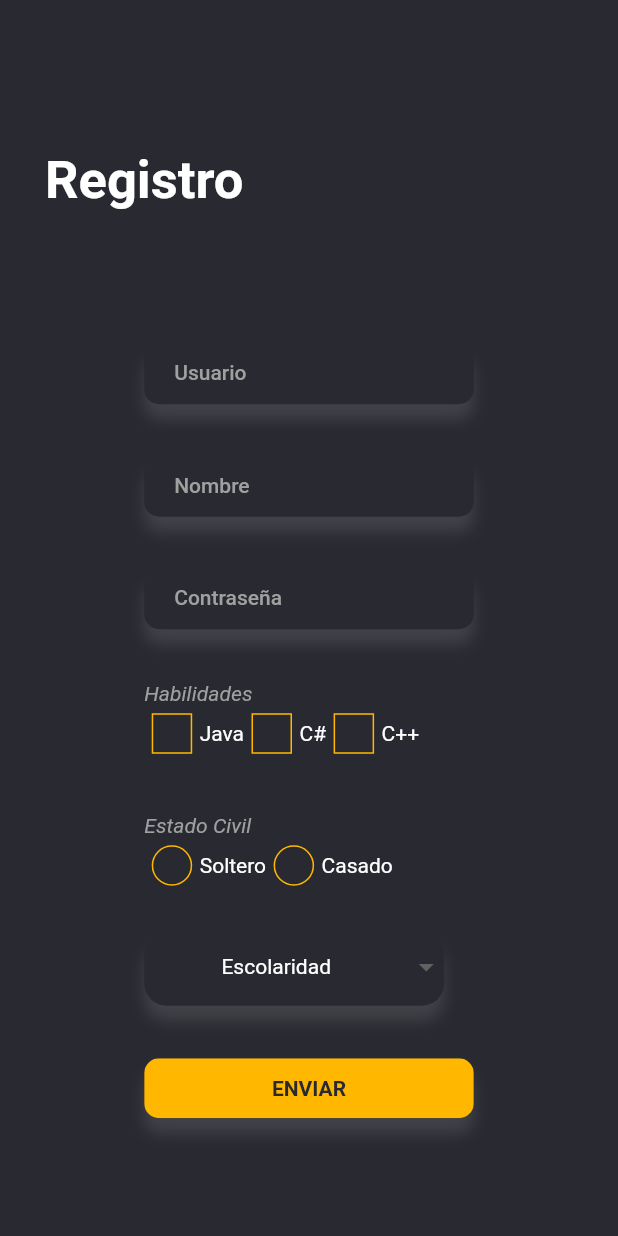
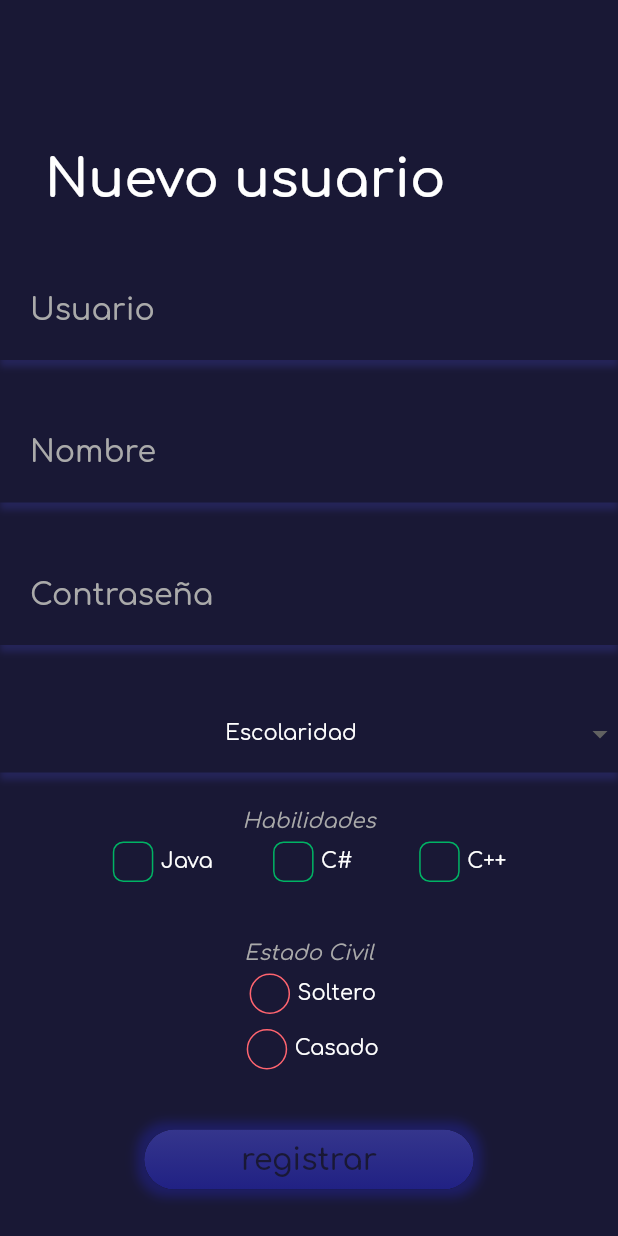
Before and after one commit to danielperez1234/android_2p, a Flutter app: the screen it shows after launch, after a tap on "Registrarme", on a phone screen of 412 x 824 dp. Run offline on Flutter 3.47's test engine with Material 2 defaults, Android fonts, the phone set to English and light mode, and no system bars; network calls fail; Roboto replaces fonts that are missing (Poppins).

Commit message:
Actualizar AbrilFatface-Regular.ttf, Comfortaa-VariableFont_wght.ttf y 13 más archivos...

```diff
--- a/lib/constantes.dart
+++ b/lib/constantes.dart
@@ -3,13 +3,15 @@ import 'dart:ui';
 import 'package:flutter/material.dart';
 
 ///Colores planos
-const azul = const Color(0xff4871ff);
-const rojo = const Color(0xffcf101f);
-const amarillo = const Color(0xffFFB700);
+const rojo = const Color(0xffFF646F);
+const azulElectrico = Color(0xff282ad2);
+const azulElectrico2 = Color(0xff5153e3);
 
-const dark = const Color(0xff292A31);
-const textColor = const Color(0xffFFFFFF);
-const gris = const Color(0xffa0a0a0);
+const verde = const Color(0xff00B364);
+const amarillo = const Color(0xffFF9E00);
+
+const dark = const Color(0xff191835);
+const gris = const Color(0xffaaaaaa);
 
 PMaterialColor(Color color) {
   return MaterialColor(2, {
@@ -26,48 +28,45 @@ PMaterialColor(Color color) {
   });
 }
 
-MaterialColor kToDark = const MaterialColor(
-  0xff26444d,
-  const <int, Color>{
-    50: const Color(0xff223d45), //10%
-    100: const Color(0xff1e363e), //20%
-    200: const Color(0xff1b3036), //30%
-    300: const Color(0xff17292e), //40%
-    400: const Color(0xff132227), //50%
-    500: const Color(0xff0f1b1f), //60%
-    600: const Color(0xff0b1417), //70%
-    700: const Color(0xff080e0f), //80%
-    800: const Color(0xff040708), //90%
-    900: const Color(0xff000000), //100%
-  },
-);
-//styles
-TextStyle textstyleTitles({double size = 30, Color color = textColor}) =>
+Gradient electricoGradient() {
+  return LinearGradient(
+      begin: Alignment.bottomCenter,
+      end: Alignment.topCenter,
+      colors: [azulElectrico.withOpacity(.5), azulElectrico2.withOpacity(.5)]);
+}
+
+TextStyle PtextstyleButton({double size = 14, Color color = Colors.white}) =>
     TextStyle(
-      fontFamily: "AbrilFatface",
-      letterSpacing: 2,
-      color: color,
-      fontSize: size,
-    );
-TextStyle PtextstyleButton({double size = 14, Color color = textColor}) =>
-    TextStyle(color: color, fontSize: size, fontWeight: FontWeight.w600);
-TextStyle Ptextstyleregular(
-        {double size = 14, Color color = textColor, superScripts = false}) =>
+        fontFamily: "Comfortaa",
+        color: color,
+        fontSize: size,
+        fontWeight: FontWeight.w600);
+TextStyle textstylenormal(
+        {double size = 14, Color color = Colors.white, superScripts = false}) =>
     TextStyle(
+        fontFamily: "Comfortaa",
         color: color,
         fontSize: size,
         fontWeight: FontWeight.w400,
         fontFeatures: superScripts ? [FontFeature.superscripts()] : null);
 TextStyle PtextstyleregularItalic(
-        {double size = 14, Color color = textColor}) =>
+        {double size = 14, Color color = Colors.white}) =>
     TextStyle(
+        fontFamily: "Comfortaa",
         fontStyle: FontStyle.italic,
         color: color,
         fontSize: size,
         fontWeight: FontWeight.w400);
-TextStyle Ptextstylemedium({double size = 14, Color color = textColor}) =>
-    TextStyle(color: color, fontSize: size, fontWeight: FontWeight.w500);
+TextStyle Ptextstylemedium({double size = 14, Color color = Colors.white}) =>
+    TextStyle(
+        fontFamily: "Comfortaa",
+        color: color,
+        fontSize: size,
+        fontWeight: FontWeight.w500);
 TextStyle PtextstyleHint({double size = 14, Color color = gris}) =>
-    TextStyle(fontFamily: 'Poppins', color: color, fontSize: size);
-TextStyle PtextstyleLight({double size = 14, Color color = gris}) =>
-    TextStyle(color: color, fontSize: size, fontWeight: FontWeight.w300);
+    TextStyle(fontFamily: "Comfortaa", color: color, fontSize: size);
+TextStyle PtextstyleLight({double size = 14, Color color = gris}) => TextStyle(
+    fontFamily: "Comfortaa",
+    color: color,
+    fontSize: size,
+    fontWeight: FontWeight.w300);
--- a/lib/main.dart
+++ b/lib/main.dart
@@ -19,7 +19,7 @@ class MyApp extends StatelessWidget {
           backgroundColor: dark,
           textSelectionTheme: TextSelectionThemeData(
               selectionHandleColor: amarillo,
-              selectionColor: azul,
+              selectionColor: azulElectrico2,
               cursorColor: dark),
           canvasColor: dark,
           primarySwatch: PMaterialColor(dark)),
--- a/lib/views/login_view.dart
+++ b/lib/views/login_view.dart
@@ -18,10 +18,21 @@ List<UserModel> users = [
 ];
 int idUser = -1;
 
-class LoginView extends StatelessWidget {
+class LoginView extends StatefulWidget {
   LoginView({Key? key}) : super(key: key);
+
+  @override
+  State<LoginView> createState() => _LoginViewState();
+}
+
+class _LoginViewState extends State<LoginView> {
+  double anim = 0;
+  bool animationEnd = false;
+
   TextEditingController userController = TextEditingController();
+
   TextEditingController passwordController = TextEditingController();
+
   bool verify() {
     var usr = userController.text;
     var pas = passwordController.text;
@@ -36,40 +47,44 @@ class LoginView extends StatelessWidget {
     return false;
   }
 
+  void animate() async {
+    await Future.delayed(Duration(seconds: 4));
+
+    anim = 5;
+    setState(() {});
+    await Future.delayed(Duration(seconds: 2));
+    animationEnd = true;
+    setState(() {});
+  }
+
+  @override
+  void initState() {
+    // TODO: implement initState
+    super.initState();
+    animate();
+  }
+
   @override
   Widget build(BuildContext context) {
+    if (anim == 0) anim = MediaQuery.of(context).size.width;
     return Scaffold(
       resizeToAvoidBottomInset: true,
-      body: Center(
+      body: Stack(
+        children: [
+          Center(
             child: SingleChildScrollView(
               child: Column(
                 children: [
-              Container(
-                padding: EdgeInsets.all(6),
-                decoration: BoxDecoration(
-                    color: Color(0xfff5f5f5),
-                    boxShadow: [
-                      BoxShadow(
-                          color: textColor.withOpacity(.3),
-                          offset: Offset(5, 15),
-                          blurRadius: 12)
-                    ],
-                    border: Border.all(color: rojo, width: 15),
-                    borderRadius: BorderRadius.circular(60)),
-                child: ClipRRect(
-                  borderRadius: BorderRadius.circular(55),
-                  child: Image.network(
-                    "https://i.pinimg.com/564x/7f/9d/38/7f9d38947fe1f5771d9cfb10ae4597ed.jpg",
-                    width: 200,
+                  Text(
+                    'Vircovs App',
+                    style: textstylenormal(color: Colors.white, size: 35),
                   ),
-                ),
+                  Image.network(
+                    "https://pngimg.com/uploads/anime_girl/anime_girl_PNG46.png",
+                    width: 150,
                   ),
                   SizedBox(
                     height: 35,
-              ),
-              Text(
-                'Welcome Bro!',
-                style: textstyleTitles(color: azul, size: 25),
                   ),
                   SizedBox(
                     height: 20,
@@ -92,19 +107,13 @@ class LoginView extends StatelessWidget {
                           Navigator.pushAndRemoveUntil(
                               context,
                               MaterialPageRoute(
-                              builder: (context) => ListUsrView(users: users)),
+                                  builder: (context) =>
+                                      ListUsrView(users: users)),
                               (route) => false);
                       },
                       text: "iniciar"),
                   SizedBox(
                     height: 10,
-              ),
-              Row(
-                mainAxisAlignment: MainAxisAlignment.center,
-                children: [
-                  Text(
-                    "No tengo cuenta bro!",
-                    style: Ptextstyleregular(),
                   ),
                   TextButton(
                       onPressed: () {
@@ -114,16 +123,40 @@ class LoginView extends StatelessWidget {
                               builder: (context) => RegistroView()),
                         );
                       },
+                      child: Container(
+                        decoration: BoxDecoration(color: dark, boxShadow: [
+                          BoxShadow(
+                              color: azulElectrico2.withOpacity(.3),
+                              offset: Offset(0, 4),
+                              blurRadius: 2)
+                        ]),
                         child: Text(
                           'Registrarme',
-                        style: PtextstyleregularItalic(color: rojo, size: 16),
-                      )),
-                ],
-              )
+                          style: PtextstyleregularItalic(
+                              color: Colors.white, size: 16),
+                        ),
+                      ))
                 ],
               ),
             ),
           ),
+          if (!animationEnd)
+            Row(
+              mainAxisSize: MainAxisSize.max,
+              mainAxisAlignment: MainAxisAlignment.end,
+              children: [
+                AnimatedContainer(
+                  width: anim,
+                  height: double.infinity,
+                  duration: Duration(seconds: 2),
+                  decoration: BoxDecoration(
+                      gradient: LinearGradient(
+                          colors: [Colors.transparent, dark], stops: [0, .01])),
+                ),
+              ],
+            ),
+        ],
+      ),
     );
   }
 }
--- a/lib/views/registro_view.dart
+++ b/lib/views/registro_view.dart
@@ -81,7 +81,7 @@ class _RegistroViewState extends State<RegistroView> {
                 Padding(
                   padding: const EdgeInsets.only(left: 30.0),
                   child: Text(
-                    "Registro",
+                    "Nuevo usuario",
                     style: PtextstyleButton(size: 35),
                   ),
                 ),
@@ -94,7 +94,7 @@ class _RegistroViewState extends State<RegistroView> {
               child: Center(
                 child: SingleChildScrollView(
                   child: Column(
-                    crossAxisAlignment: CrossAxisAlignment.start,
+                    crossAxisAlignment: CrossAxisAlignment.center,
                     children: [
                       PTextFieldCustom(
                           controller: userController, hint: "Usuario"),
@@ -111,30 +111,49 @@ class _RegistroViewState extends State<RegistroView> {
                       SizedBox(
                         height: 35,
                       ),
+                      AppDropDown(
+                        list: ["Licenciatura", "Maestria", "Doctorado"],
+                        onChange: (s) {
+                          escolaridad = s;
+                        },
+                      ),
+                      SizedBox(
+                        height: 25,
+                      ),
                       Column(
-                        crossAxisAlignment: CrossAxisAlignment.start,
+                        crossAxisAlignment: CrossAxisAlignment.center,
                         children: [
+                          Container(
+                            width: double.infinity,
+                          ),
                           Text(
                             "Habilidades",
                             style: PtextstyleregularItalic(color: gris),
                           ),
                           Wrap(
+                              alignment: WrapAlignment.spaceBetween,
                               direction: Axis.horizontal,
                               children: habilidadesList.map((e) {
                                 int actualindex = habilidadesList.indexOf(e);
-                                return Row(
+                                return Container(
+                                  width: 100,
+                                  alignment: Alignment.center,
+                                  child: Row(
                                       mainAxisSize: MainAxisSize.min,
                                       children: [
                                         PCheckButton(
                                           onPress: (i) {
                                             if (i) {
-                                            habilidades = habilidades + e + ' ';
+                                              habilidades =
+                                                  habilidades + e + ' ';
                                             } else {
                                               var sp = habilidades.split(" ");
                                               habilidades = "";
                                               sp.forEach((element) {
                                                 if (element != e)
-                                                habilidades + element;
+                                                  habilidades = habilidades +
+                                                      element +
+                                                      ' ';
                                               });
                                             }
                                             setState(() {});
@@ -143,9 +162,10 @@ class _RegistroViewState extends State<RegistroView> {
                                         ),
                                         Text(
                                           e,
-                                        style: Ptextstyleregular(),
+                                          style: textstylenormal(),
                                         )
-                                    ]);
+                                      ]),
+                                );
                               }).toList()),
                         ],
                       ),
@@ -153,14 +173,13 @@ class _RegistroViewState extends State<RegistroView> {
                         height: 35,
                       ),
                       Column(
-                        crossAxisAlignment: CrossAxisAlignment.start,
+                        crossAxisAlignment: CrossAxisAlignment.center,
                         children: [
                           Text(
                             "Estado Civil",
                             style: PtextstyleregularItalic(color: gris),
                           ),
-                          Wrap(
-                              direction: Axis.horizontal,
+                          Column(
                               children: lst.map((e) {
                             int actualindex = lst.indexOf(e);
                             return Row(
@@ -178,20 +197,11 @@ class _RegistroViewState extends State<RegistroView> {
                                   ),
                                   Text(
                                     e,
-                                        style: Ptextstyleregular(),
+                                    style: textstylenormal(),
                                   )
                                 ]);
                           }).toList()),
                         ],
-                      ),
-                      SizedBox(
-                        height: 25,
-                      ),
-                      AppDropDown(
-                        list: ["Licenciatura", "Maestria", "Doctorado"],
-                        onChange: (s) {
-                          escolaridad = s;
-                        },
                       ),
                       SizedBox(
                         height: 35,
@@ -207,7 +217,7 @@ class _RegistroViewState extends State<RegistroView> {
                                           ListUsrView(users: users)),
                                   (route) => false);
                           },
-                          text: 'Enviar'),
+                          text: 'registrar'),
                     ],
                   ),
                 ),
--- a/lib/widget/check_button.dart
+++ b/lib/widget/check_button.dart
@@ -2,13 +2,8 @@ import 'package:android_2p/constantes.dart';
 import 'package:flutter/material.dart';
 
 class PCheckButton extends StatefulWidget {
-  PCheckButton(
-      {Key? key,
-      this.color = amarillo,
-      required this.onPress,
-      this.selected = false})
+  PCheckButton({Key? key, required this.onPress, this.selected = false})
       : super(key: key);
-  Color color;
   bool selected;
   Function(bool) onPress;
   @override
@@ -18,7 +13,7 @@ class PCheckButton extends StatefulWidget {
 class _PCheckButtonState extends State<PCheckButton> {
   @override
   Widget build(BuildContext context) {
-    return GestureDetector(
+    return InkWell(
       onTap: () {
         widget.selected = !widget.selected;
         widget.onPress(widget.selected);
@@ -29,19 +24,21 @@ class _PCheckButtonState extends State<PCheckButton> {
           height: 27,
           width: 27,
           decoration: BoxDecoration(
+              borderRadius: BorderRadius.circular(7),
               border: Border.all(
-                color: widget.color,
+                color: verde,
               ),
               shape: BoxShape.rectangle),
           duration: Duration(milliseconds: 300),
           child: widget.selected
-              ? AnimatedContainer(
+              ? Container(
                   width: 24,
                   height: 24,
-                  duration: Duration(milliseconds: 300),
                   margin: EdgeInsets.all(3),
                   decoration: BoxDecoration(
-                      color: widget.color, shape: BoxShape.rectangle),
+                      borderRadius: BorderRadius.circular(5),
+                      color: verde,
+                      shape: BoxShape.rectangle),
                   child: Icon(
                     Icons.check,
                     color: dark,
--- a/lib/widget/drpo_down_cust.dart
+++ b/lib/widget/drpo_down_cust.dart
@@ -15,17 +15,14 @@ class _AppDropDownState extends State<AppDropDown> {
   @override
   Widget build(BuildContext context) {
     return Container(
-      width: 200,
+      width: double.infinity,
       height: 50,
-      decoration: BoxDecoration(
-          color: dark,
-          borderRadius: BorderRadius.circular(15),
-          boxShadow: [
-            BoxShadow(
-                color: gris.withOpacity(.2),
-                offset: Offset(0, 10),
-                blurRadius: 8)
-          ]),
+      decoration: BoxDecoration(color: dark, boxShadow: [
+        BoxShadow(
+            color: azulElectrico2.withOpacity(.2),
+            offset: Offset(0, 5),
+            blurRadius: 3)
+      ]),
       child: DropdownButton(
         underline: Container(
           height: 60,
@@ -37,14 +34,14 @@ class _AppDropDownState extends State<AppDropDown> {
         hint: Center(
             child: Text(
           "Escolaridad",
-          style: Ptextstyleregular(),
+          style: textstylenormal(),
         )),
         items: widget.list
             .map((e) => DropdownMenuItem(
                   child: Center(
                       child: Text(
                     e,
-                    style: Ptextstyleregular(),
+                    style: textstylenormal(),
                   )),
                   value: e,
                 ))
--- a/lib/widget/large_button_custom.dart
+++ b/lib/widget/large_button_custom.dart
@@ -2,19 +2,13 @@ import 'package:android_2p/constantes.dart';
 import 'package:flutter/material.dart';
 
 class PButtonLArgeCustom extends StatefulWidget {
-  PButtonLArgeCustom(
-      {Key? key,
-      required this.onPressed,
-      required this.text,
-      this.height,
-      this.width,
-      this.color = amarillo})
-      : super(key: key);
+  PButtonLArgeCustom({
+    Key? key,
+    required this.onPressed,
+    required this.text,
+  }) : super(key: key);
   Function() onPressed;
   String text;
-  double? height;
-  double? width;
-  Color color;
   @override
   State<PButtonLArgeCustom> createState() => _PButtonLArgeCustomState();
 }
@@ -31,42 +25,30 @@ class _PButtonLArgeCustomState extends State<PButtonLArgeCustom> {
   Widget build(BuildContext context) {
     var Psize = MediaQuery.of(context).size;
     return Container(
-      height: widget.height ?? 40,
-      width: widget.width ?? Psize.width / 1.875,
+      height: 40,
+      width: Psize.width / 1.875,
       decoration: BoxDecoration(boxShadow: [
         BoxShadow(
-            color: gris.withOpacity(.2), offset: Offset(0, 10), blurRadius: 8)
-      ], borderRadius: BorderRadius.circular(10)),
+            color: azulElectrico.withOpacity(.3),
+            spreadRadius: 5,
+            blurRadius: 5)
+      ], borderRadius: BorderRadius.circular(20)),
       child: ClipRRect(
-        borderRadius: BorderRadius.circular(10),
-        child: MaterialButton(
+        borderRadius: BorderRadius.circular(20),
+        child: RawMaterialButton(
           onPressed: widget.onPressed,
-          color: widget.color,
-          hoverColor: widget.color.withAlpha(50),
-          splashColor: widget.color.withAlpha(50),
-
-          /*onTapDown: (s) {
-            setState(() {
-              widget.color = widget.color.withAlpha(125);
-            });
-          },
-          onTapCancel: () {
-            widget.color = widget.color.withAlpha(255);
-
-            setState(() {});
-          },
-          onTapUp: (s) {
-            widget.color = widget.color.withAlpha(255);
-            setState(() {});
-          },*/
+          fillColor: dark,
+          hoverColor: azulElectrico2.withOpacity(.5),
+          splashColor: azulElectrico2.withOpacity(.5),
           child: Container(
-            /*curve: Curves.easeInCirc,
-            duration: Duration(milliseconds: 70),*/
-
+            decoration: BoxDecoration(
+              gradient: electricoGradient(),
+              borderRadius: BorderRadius.circular(20),
+            ),
             child: Center(
                 child: Text(
-              widget.text.toUpperCase(),
-              style: PtextstyleButton(color: dark),
+              widget.text,
+              style: PtextstyleButton(color: dark, size: 20),
             )),
           ),
         ),
--- a/lib/widget/rad_button.dart
+++ b/lib/widget/rad_button.dart
@@ -2,13 +2,8 @@ import 'package:android_2p/constantes.dart';
 import 'package:flutter/material.dart';
 
 class PRadButton extends StatefulWidget {
-  PRadButton(
-      {Key? key,
-      this.color = amarillo,
-      required this.onPress,
-      this.selected = false})
+  PRadButton({Key? key, required this.onPress, this.selected = false})
       : super(key: key);
-  Color color;
   bool selected;
   Function(bool) onPress;
   @override
@@ -30,7 +25,7 @@ class _PRadButtonState extends State<PRadButton> {
           width: 27,
           decoration: BoxDecoration(
               border: Border.all(
-                color: widget.color,
+                color: rojo,
               ),
               shape: BoxShape.circle),
           duration: Duration(milliseconds: 300),
@@ -40,8 +35,8 @@ class _PRadButtonState extends State<PRadButton> {
                   height: 24,
                   duration: Duration(milliseconds: 300),
                   margin: EdgeInsets.all(3),
-                  decoration: BoxDecoration(
-                      color: widget.color, shape: BoxShape.circle),
+                  decoration:
+                      BoxDecoration(color: rojo, shape: BoxShape.circle),
                 )
               : null,
         ),
--- a/lib/widget/text_field_custom.dart
+++ b/lib/widget/text_field_custom.dart
@@ -26,32 +26,29 @@ class _PTextFieldCustomState extends State<PTextFieldCustom> {
     var Psize = MediaQuery.of(context).size;
 
     return Container(
-      width: widget.width ?? Psize.width / 1.875,
-      height: widget.height ?? 40,
+      width: Psize.width,
+      height: 60,
       padding: EdgeInsets.symmetric(horizontal: 20),
-      decoration: BoxDecoration(
-          color: dark,
-          borderRadius: BorderRadius.circular(10),
-          boxShadow: [
-            BoxShadow(
-                color: gris.withOpacity(.2),
-                offset: Offset(0, 10),
-                blurRadius: 8)
-          ]),
+      decoration: BoxDecoration(color: dark, boxShadow: [
+        BoxShadow(
+            color: azulElectrico2.withOpacity(.2),
+            offset: Offset(0, 5),
+            blurRadius: 3)
+      ]),
       child: Row(
         mainAxisSize: MainAxisSize.min,
         children: [
           Container(
-            width: widget.width ?? (Psize.width / 1.875) - 65,
-            height: widget.height ?? 40,
+            width: Psize.width / 1.875,
+            height: 40,
             child: TextField(
               textAlignVertical: TextAlignVertical.center,
               keyboardType: TextInputType.emailAddress,
-              style: Ptextstylemedium(),
+              style: Ptextstylemedium(size: 20),
               decoration: InputDecoration(
                 contentPadding: EdgeInsets.only(bottom: 17),
                 hintText: widget.hint,
-                hintStyle: PtextstyleHint(),
+                hintStyle: PtextstyleHint(size: 20),
                 border: InputBorder.none,
                 disabledBorder: InputBorder.none,
                 enabledBorder: InputBorder.none,
--- a/pubspec.yaml
+++ b/pubspec.yaml
@@ -74,9 +74,9 @@ flutter:
   # list giving the asset and other descriptors for the font. For
   # example:
   fonts:
-    - family: AbrilFatface
+    - family: Comfortaa
       fonts:
-        - asset: font/AbrilFatface-Regular.ttf
+        - asset: font/Comfortaa-VariableFont_wght.ttf
   #       - asset: fonts/Schyler-Italic.ttf
   #         style: italic
   #   - family: Trajan Pro
```
Also changed, not shown: lib/views/detalle_view.dart (+51 -37 lines), lib/views/list_view.dart (+28 -17 lines), lib/widget/user_card.dart (+26 -19 lines), font/AbrilFatface-Regular.ttf (deleted), font/Comfortaa-VariableFont_wght.ttf (added). Lines whose indentation alone changed are shown as unchanged.
